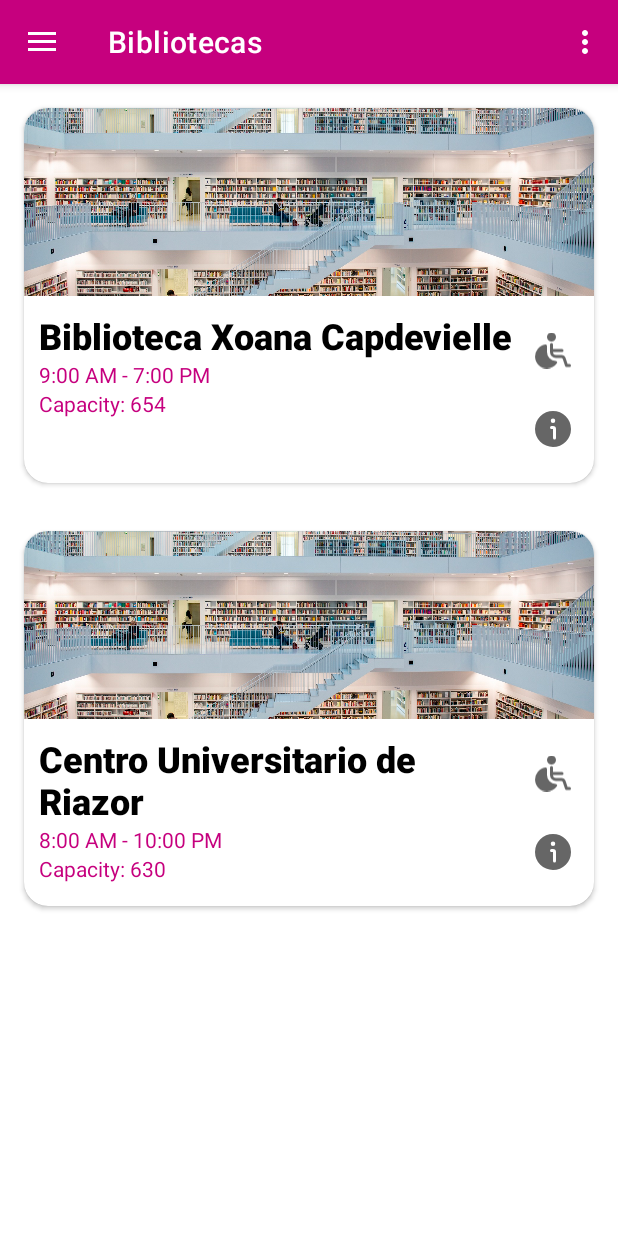
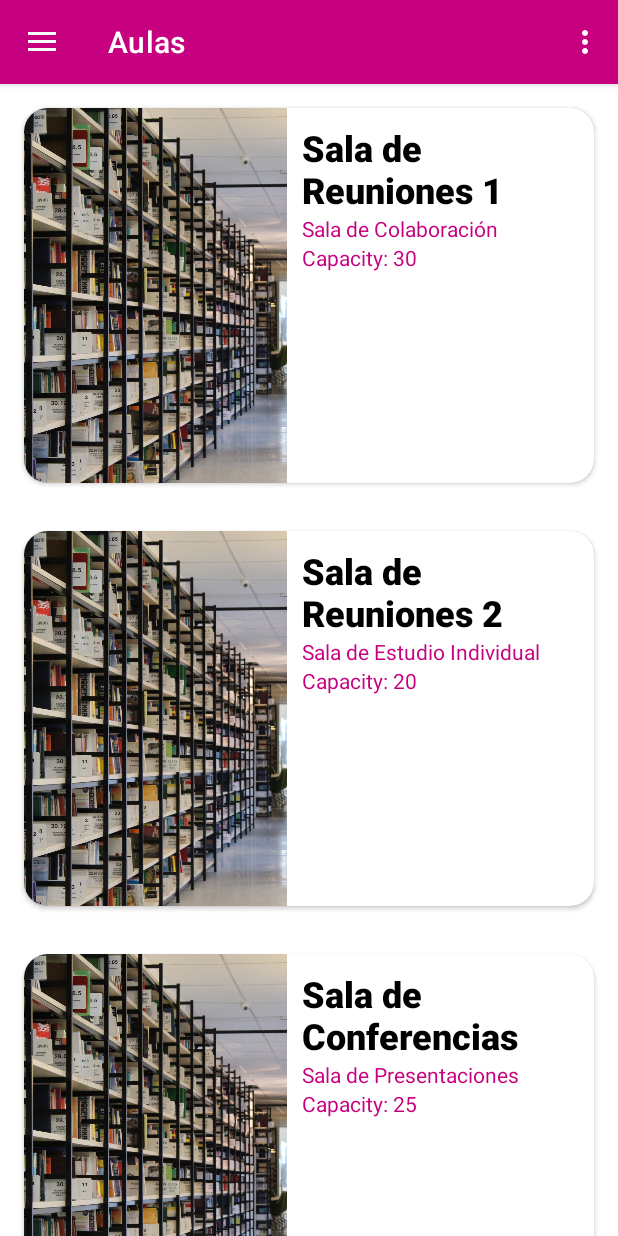
Before and after one commit to ikergcalvino/BiblioFinder, an Android app: the screen it shows after launch (MainActivity), after a tap on "Centro Universitario de Riazor", on a phone screen of 412 x 824 dp. Run offline under Robolectric (Android 15) with nearby library versions, the phone set to English and light mode, and no system bars; our stand-ins replace navigation-ui; 1 other tap on this screen came first.

Commit message:
Añadida movilidad en la app

```diff
--- a/app/src/main/kotlin/com/tfg/bibliofinder/ui/classroom/ClassroomFragment.kt
+++ b/app/src/main/kotlin/com/tfg/bibliofinder/ui/classroom/ClassroomFragment.kt
@@ -39,7 +39,11 @@ class ClassroomFragment : Fragment() {
         }
         recyclerView.adapter = adapter
 
-        initializeData()
+        // Get the library ID from the arguments passed by LibraryFragment
+        val libraryId = arguments?.getLong("libraryId", -1L)
+        if (libraryId != null && libraryId != -1L) {
+            initializeData(libraryId)
+        }
 
         return root
     }
@@ -49,9 +53,11 @@ class ClassroomFragment : Fragment() {
         _binding = null
     }
 
-    private fun initializeData() {
-        // TODO: Replace with DB classrooms list.
-        classrooms.addAll(createMockClassroomData())
+    private fun initializeData(libraryId: Long) {
+        // TODO: Replace with DB classrooms list based on the libraryId.
+        val classroomsForLibrary = createMockClassroomData().filter { it.libraryId == libraryId }
+        classrooms.clear()
+        classrooms.addAll(classroomsForLibrary)
         adapter.notifyDataSetChanged()
     }
 
@@ -60,27 +66,27 @@ class ClassroomFragment : Fragment() {
         val classrooms = mutableListOf<Classroom>()
         classrooms.add(
             Classroom(
-                1, "Sala de Estudio 1", 50, "Área de Estudio en Grupo", 1
+                1L, "Sala de Estudio 1", 50, "Área de Estudio en Grupo", 1L
             )
         )
         classrooms.add(
             Classroom(
-                2, "Sala de Estudio 2", 40, "Área de Trabajo en Silencio", 1
+                2L, "Sala de Estudio 2", 40, "Área de Trabajo en Silencio", 1L
             )
         )
         classrooms.add(
             Classroom(
-                3, "Sala de Reuniones 1", 30, "Sala de Colaboración", 2
+                3L, "Sala de Reuniones 1", 30, "Sala de Colaboración", 2L
             )
         )
         classrooms.add(
             Classroom(
-                4, "Sala de Reuniones 2", 20, "Sala de Estudio Individual", 2
+                4L, "Sala de Reuniones 2", 20, "Sala de Estudio Individual", 2L
             )
         )
         classrooms.add(
             Classroom(
-                5, "Sala de Conferencias", 25, "Sala de Presentaciones", 2
+                5L, "Sala de Conferencias", 25, "Sala de Presentaciones", 2L
             )
         )
         return classrooms
--- a/app/src/main/kotlin/com/tfg/bibliofinder/ui/library/LibraryFragment.kt
+++ b/app/src/main/kotlin/com/tfg/bibliofinder/ui/library/LibraryFragment.kt
@@ -6,8 +6,10 @@ import android.view.View
 import android.view.ViewGroup
 import androidx.fragment.app.Fragment
 import androidx.lifecycle.ViewModelProvider
+import androidx.navigation.fragment.findNavController
 import androidx.recyclerview.widget.LinearLayoutManager
 import androidx.recyclerview.widget.RecyclerView
+import com.tfg.bibliofinder.R
 import com.tfg.bibliofinder.databinding.FragmentLibraryBinding
 import com.tfg.bibliofinder.entities.Library
 
@@ -35,13 +37,24 @@ class LibraryFragment : Fragment() {
         recyclerView.layoutManager = linearLayoutManager
 
         adapter = LibraryAdapter(libraries) { library ->
-            // Handle item click here if needed
+            navigateToClassrooms(library)
         }
         recyclerView.adapter = adapter
 
         initializeData()
 
         return root
+    }
+
+    private fun navigateToClassrooms(library: Library) {
+        // You can pass the library ID or any relevant information to the ClassroomFragment here.
+        val bundle = Bundle().apply {
+            putLong("libraryId", library.libraryId)
+            // Add other relevant data if needed.
+        }
+
+        // Navigate to ClassroomFragment with the relevant information.
+        findNavController().navigate(R.id.action_nav_library_to_nav_gallery, bundle)
     }
 
     override fun onDestroyView() {
@@ -60,7 +73,7 @@ class LibraryFragment : Fragment() {
         val libraries = mutableListOf<Library>()
         libraries.add(
             Library(
-                1,
+                1L,
                 "Biblioteca Xoana Capdevielle",
                 "9:00 AM - 7:00 PM",
                 654,
@@ -74,7 +87,7 @@ class LibraryFragment : Fragment() {
         )
         libraries.add(
             Library(
-                2,
+                2L,
                 "Centro Universitario de Riazor",
                 "8:00 AM - 10:00 PM",
                 630,
--- a/app/src/main/res/navigation/mobile_navigation.xml
+++ b/app/src/main/res/navigation/mobile_navigation.xml
@@ -22,4 +22,9 @@
         android:name="com.tfg.bibliofinder.ui.slideshow.SlideshowFragment"
         android:label="@string/menu_slideshow"
         tools:layout="@layout/fragment_slideshow" />
+
+    <action
+        android:id="@+id/action_nav_library_to_nav_gallery"
+        app:destination="@id/nav_gallery" />
+
 </navigation>
```
